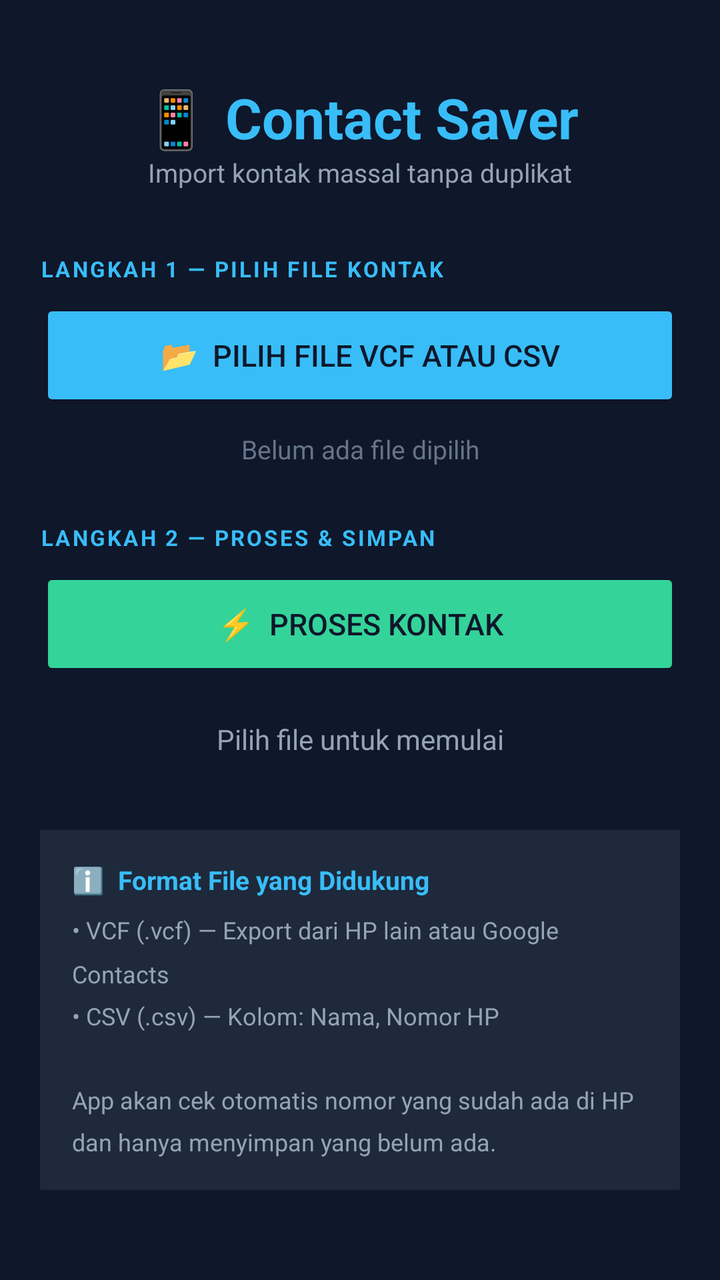
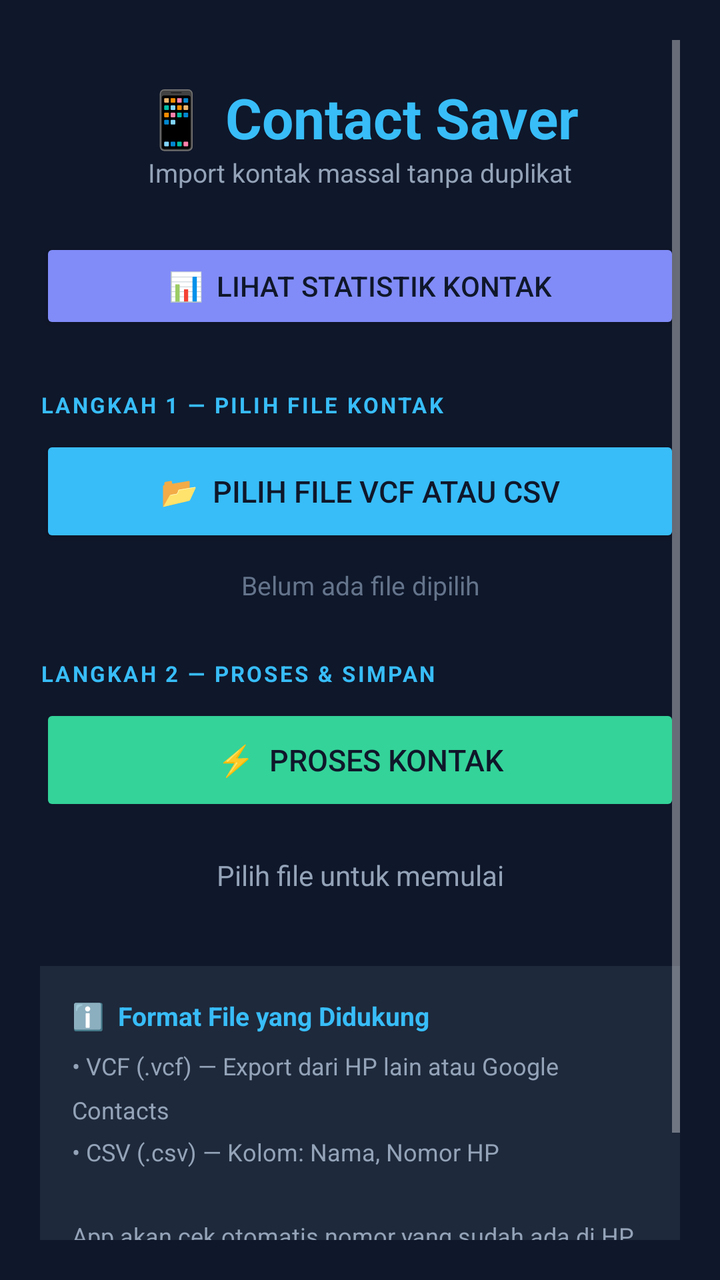

The first picture is an Android layout as it rendered before a commit; the second is the same layout after the commit. The layout source and the unified diff follow.
<!-- AndroidManifest.xml: application theme Theme.AppCompat.NoActionBar -->
<!-- res/layout/activity_main.xml -->
<?xml version="1.0" encoding="utf-8"?>
<ScrollView xmlns:android="http://schemas.android.com/apk/res/android"
    android:layout_width="match_parent"
    android:layout_height="match_parent"
    android:background="#0F172A"
    android:padding="20dp">

    <LinearLayout
        android:layout_width="match_parent"
        android:layout_height="wrap_content"
        android:orientation="vertical"
        android:gravity="center_horizontal">

        
        <TextView
            android:layout_width="wrap_content"
            android:layout_height="wrap_content"
            android:text="📱 Contact Saver"
            android:textSize="28sp"
            android:textColor="#38BDF8"
            android:textStyle="bold"
            android:layout_marginTop="20dp"/>

        <TextView
            android:layout_width="wrap_content"
            android:layout_height="wrap_content"
            android:text="Import kontak massal tanpa duplikat"
            android:textSize="13sp"
            android:textColor="#94A3B8"
            android:layout_marginBottom="32dp"/>

        
        <TextView
            android:layout_width="match_parent"
            android:layout_height="wrap_content"
            android:text="LANGKAH 1 — PILIH FILE KONTAK"
            android:textSize="11sp"
            android:textColor="#38BDF8"
            android:letterSpacing="0.1"
            android:textStyle="bold"
            android:layout_marginBottom="8dp"/>

        <Button
            android:id="@+id/btnPickFile"
            android:layout_width="match_parent"
            android:layout_height="56dp"
            android:text="📂  Pilih File VCF atau CSV"
            android:textSize="15sp"
            android:textColor="#0F172A"
            android:backgroundTint="#38BDF8"
            android:layout_marginBottom="10dp"/>

        <TextView
            android:id="@+id/tvFileName"
            android:layout_width="match_parent"
            android:layout_height="wrap_content"
            android:text="Belum ada file dipilih"
            android:textColor="#64748B"
            android:textSize="13sp"
            android:gravity="center"
            android:layout_marginBottom="28dp"/>

        
        <TextView
            android:layout_width="match_parent"
            android:layout_height="wrap_content"
            android:text="LANGKAH 2 — PROSES &amp; SIMPAN"
            android:textSize="11sp"
            android:textColor="#38BDF8"
            android:letterSpacing="0.1"
            android:textStyle="bold"
            android:layout_marginBottom="8dp"/>

        <Button
            android:id="@+id/btnProcess"
            android:layout_width="match_parent"
            android:layout_height="56dp"
            android:text="⚡  Proses Kontak"
            android:textSize="15sp"
            android:textColor="#0F172A"
            android:backgroundTint="#34D399"
            android:enabled="false"
            android:layout_marginBottom="20dp"/>

        
        <TextView
            android:id="@+id/tvStatus"
            android:layout_width="match_parent"
            android:layout_height="wrap_content"
            android:text="Pilih file untuk memulai"
            android:textColor="#94A3B8"
            android:textSize="14sp"
            android:gravity="center"
            android:layout_marginBottom="12dp"/>

        <ProgressBar
            android:id="@+id/progressBar"
            android:layout_width="wrap_content"
            android:layout_height="wrap_content"
            android:indeterminateTint="#38BDF8"
            android:visibility="gone"
            android:layout_marginBottom="20dp"/>

        
        <LinearLayout
            android:id="@+id/layoutResult"
            android:layout_width="match_parent"
            android:layout_height="wrap_content"
            android:orientation="vertical"
            android:background="#1E293B"
            android:padding="20dp"
            android:visibility="gone">

            <TextView
                android:id="@+id/tvResult"
                android:layout_width="match_parent"
                android:layout_height="wrap_content"
                android:textColor="#E2E8F0"
                android:textSize="14sp"
                android:fontFamily="monospace"
                android:lineSpacingMultiplier="1.6"/>
        </LinearLayout>

        
        <LinearLayout
            android:layout_width="match_parent"
            android:layout_height="wrap_content"
            android:orientation="vertical"
            android:background="#1E293B"
            android:padding="16dp"
            android:layout_marginTop="24dp">

            <TextView
                android:layout_width="wrap_content"
                android:layout_height="wrap_content"
                android:text="ℹ️  Format File yang Didukung"
                android:textColor="#38BDF8"
                android:textSize="13sp"
                android:textStyle="bold"
                android:layout_marginBottom="8dp"/>

            <TextView
                android:layout_width="wrap_content"
                android:layout_height="wrap_content"
                android:text="• VCF (.vcf) — Export dari HP lain atau Google Contacts\n• CSV (.csv) — Kolom: Nama, Nomor HP\n\nApp akan cek otomatis nomor yang sudah ada di HP dan hanya menyimpan yang belum ada."
                android:textColor="#94A3B8"
                android:textSize="12sp"
                android:lineSpacingMultiplier="1.5"/>
        </LinearLayout>

        <View android:layout_height="40dp" android:layout_width="match_parent"/>

    </LinearLayout>
</ScrollView>
<!-- resources referenced by this layout -->
<resources>

</resources>

<!-- the commit's change to res/layout/activity_main.xml (unified diff, before → after) -->
@@ -1,154 +1,305 @@
 <?xml version="1.0" encoding="utf-8"?>
-<ScrollView xmlns:android="http://schemas.android.com/apk/res/android"
+<FrameLayout xmlns:android="http://schemas.android.com/apk/res/android"
     android:layout_width="match_parent"
     android:layout_height="match_parent"
-    android:background="#0F172A"
-    android:padding="20dp">
-
-    <LinearLayout
+    android:background="#0F172A">
+
+    
+    <ScrollView
+        android:id="@+id/layoutMain"
         android:layout_width="match_parent"
-        android:layout_height="wrap_content"
-        android:orientation="vertical"
-        android:gravity="center_horizontal">
-
-        
-        <TextView
-            android:layout_width="wrap_content"
-            android:layout_height="wrap_content"
-            android:text="📱 Contact Saver"
-            android:textSize="28sp"
-            android:textColor="#38BDF8"
-            android:textStyle="bold"
-            android:layout_marginTop="20dp"/>
-
-        <TextView
-            android:layout_width="wrap_content"
-            android:layout_height="wrap_content"
-            android:text="Import kontak massal tanpa duplikat"
-            android:textSize="13sp"
-            android:textColor="#94A3B8"
-            android:layout_marginBottom="32dp"/>
-
-        
-        <TextView
-            android:layout_width="match_parent"
-            android:layout_height="wrap_content"
-            android:text="LANGKAH 1 — PILIH FILE KONTAK"
-            android:textSize="11sp"
-            android:textColor="#38BDF8"
-            android:letterSpacing="0.1"
-            android:textStyle="bold"
-            android:layout_marginBottom="8dp"/>
-
-        <Button
-            android:id="@+id/btnPickFile"
-            android:layout_width="match_parent"
-            android:layout_height="56dp"
-            android:text="📂  Pilih File VCF atau CSV"
-            android:textSize="15sp"
-            android:textColor="#0F172A"
-            android:backgroundTint="#38BDF8"
-            android:layout_marginBottom="10dp"/>
-
-        <TextView
-            android:id="@+id/tvFileName"
-            android:layout_width="match_parent"
-            android:layout_height="wrap_content"
-            android:text="Belum ada file dipilih"
-            android:textColor="#64748B"
-            android:textSize="13sp"
-            android:gravity="center"
-            android:layout_marginBottom="28dp"/>
-
-        
-        <TextView
-            android:layout_width="match_parent"
-            android:layout_height="wrap_content"
-            android:text="LANGKAH 2 — PROSES &amp; SIMPAN"
-            android:textSize="11sp"
-            android:textColor="#38BDF8"
-            android:letterSpacing="0.1"
-            android:textStyle="bold"
-            android:layout_marginBottom="8dp"/>
-
-        <Button
-            android:id="@+id/btnProcess"
-            android:layout_width="match_parent"
-            android:layout_height="56dp"
-            android:text="⚡  Proses Kontak"
-            android:textSize="15sp"
-            android:textColor="#0F172A"
-            android:backgroundTint="#34D399"
-            android:enabled="false"
-            android:layout_marginBottom="20dp"/>
-
-        
-        <TextView
-            android:id="@+id/tvStatus"
-            android:layout_width="match_parent"
-            android:layout_height="wrap_content"
-            android:text="Pilih file untuk memulai"
-            android:textColor="#94A3B8"
-            android:textSize="14sp"
-            android:gravity="center"
-            android:layout_marginBottom="12dp"/>
-
-        <ProgressBar
-            android:id="@+id/progressBar"
-            android:layout_width="wrap_content"
-            android:layout_height="wrap_content"
-            android:indeterminateTint="#38BDF8"
-            android:visibility="gone"
-            android:layout_marginBottom="20dp"/>
-
-        
-        <LinearLayout
-            android:id="@+id/layoutResult"
-            android:layout_width="match_parent"
-            android:layout_height="wrap_content"
-            android:orientation="vertical"
-            android:background="#1E293B"
-            android:padding="20dp"
-            android:visibility="gone">
-
-            <TextView
-                android:id="@+id/tvResult"
-                android:layout_width="match_parent"
-                android:layout_height="wrap_content"
-                android:textColor="#E2E8F0"
-                android:textSize="14sp"
-                android:fontFamily="monospace"
-                android:lineSpacingMultiplier="1.6"/>
-        </LinearLayout>
-
-        
+        android:layout_height="match_parent"
+        android:padding="20dp">
+
         <LinearLayout
             android:layout_width="match_parent"
             android:layout_height="wrap_content"
             android:orientation="vertical"
-            android:background="#1E293B"
-            android:padding="16dp"
-            android:layout_marginTop="24dp">
+            android:gravity="center_horizontal">
 
             <TextView
                 android:layout_width="wrap_content"
                 android:layout_height="wrap_content"
-                android:text="ℹ️  Format File yang Didukung"
+                android:text="📱 Contact Saver"
+                android:textSize="28sp"
                 android:textColor="#38BDF8"
+                android:textStyle="bold"
+                android:layout_marginTop="20dp"/>
+
+            <TextView
+                android:layout_width="wrap_content"
+                android:layout_height="wrap_content"
+                android:text="Import kontak massal tanpa duplikat"
                 android:textSize="13sp"
+                android:textColor="#94A3B8"
+                android:layout_marginBottom="24dp"/>
+
+            
+            <Button
+                android:id="@+id/btnGoStats"
+                android:layout_width="match_parent"
+                android:layout_height="48dp"
+                android:text="📊  Lihat Statistik Kontak"
+                android:textSize="14sp"
+                android:textColor="#0F172A"
+                android:backgroundTint="#818CF8"
+                android:layout_marginBottom="28dp"/>
+
+            <TextView
+                android:layout_width="match_parent"
+                android:layout_height="wrap_content"
+                android:text="LANGKAH 1 — PILIH FILE KONTAK"
+                android:textSize="11sp"
+                android:textColor="#38BDF8"
+                android:letterSpacing="0.1"
                 android:textStyle="bold"
                 android:layout_marginBottom="8dp"/>
 
-            <TextView
+            <Button
+                android:id="@+id/btnPickFile"
+                android:layout_width="match_parent"
+                android:layout_height="56dp"
+                android:text="📂  Pilih File VCF atau CSV"
+                android:textSize="15sp"
+                android:textColor="#0F172A"
+                android:backgroundTint="#38BDF8"
+                android:layout_marginBottom="10dp"/>
+
+            <TextView
+                android:id="@+id/tvFileName"
+                android:layout_width="match_parent"
+                android:layout_height="wrap_content"
+                android:text="Belum ada file dipilih"
+                android:textColor="#64748B"
+                android:textSize="13sp"
+                android:gravity="center"
+                android:layout_marginBottom="28dp"/>
+
+            <TextView
+                android:layout_width="match_parent"
+                android:layout_height="wrap_content"
+                android:text="LANGKAH 2 — PROSES &amp; SIMPAN"
+                android:textSize="11sp"
+                android:textColor="#38BDF8"
+                android:letterSpacing="0.1"
+                android:textStyle="bold"
+                android:layout_marginBottom="8dp"/>
+
+            <Button
+                android:id="@+id/btnProcess"
+                android:layout_width="match_parent"
+                android:layout_height="56dp"
+                android:text="⚡  Proses Kontak"
+                android:textSize="15sp"
+                android:textColor="#0F172A"
+                android:backgroundTint="#34D399"
+                android:enabled="false"
+                android:layout_marginBottom="20dp"/>
+
+            <TextView
+                android:id="@+id/tvStatus"
+                android:layout_width="match_parent"
+                android:layout_height="wrap_content"
+                android:text="Pilih file untuk memulai"
+                android:textColor="#94A3B8"
+                android:textSize="14sp"
+                android:gravity="center"
+                android:layout_marginBottom="12dp"/>
+
+            <ProgressBar
+                android:id="@+id/progressBar"
                 android:layout_width="wrap_content"
                 android:layout_height="wrap_content"
-                android:text="• VCF (.vcf) — Export dari HP lain atau Google Contacts\n• CSV (.csv) — Kolom: Nama, Nomor HP\n\nApp akan cek otomatis nomor yang sudah ada di HP dan hanya menyimpan yang belum ada."
-                android:textColor="#94A3B8"
-                android:textSize="12sp"
-                android:lineSpacingMultiplier="1.5"/>
+                android:indeterminateTint="#38BDF8"
+                android:visibility="gone"
+                android:layout_marginBottom="20dp"/>
+
+            <LinearLayout
+                android:id="@+id/layoutResult"
+                android:layout_width="match_parent"
+                android:layout_height="wrap_content"
+                android:orientation="vertical"
+                android:background="#1E293B"
+                android:padding="20dp"
+                android:visibility="gone">
+
+                <TextView
+                    android:id="@+id/tvResult"
+                    android:layout_width="match_parent"
+                    android:layout_height="wrap_content"
+                    android:textColor="#E2E8F0"
+                    android:textSize="14sp"
+                    android:fontFamily="monospace"
+                    android:lineSpacingMultiplier="1.6"/>
+            </LinearLayout>
+
+            <LinearLayout
+                android:layout_width="match_parent"
+                android:layout_height="wrap_content"
+                android:orientation="vertical"
+                android:background="#1E293B"
+                android:padding="16dp"
+                android:layout_marginTop="24dp">
+
+                <TextView
+                    android:layout_width="wrap_content"
+                    android:layout_height="wrap_content"
+                    android:text="ℹ️  Format File yang Didukung"
+                    android:textColor="#38BDF8"
+                    android:textSize="13sp"
+                    android:textStyle="bold"
+                    android:layout_marginBottom="8dp"/>
+
+                <TextView
+                    android:layout_width="wrap_content"
+                    android:layout_height="wrap_content"
+                    android:text="• VCF (.vcf) — Export dari HP lain atau Google Contacts\n• CSV (.csv) — Kolom: Nama, Nomor HP\n\nApp akan cek otomatis nomor yang sudah ada di HP dan hanya menyimpan yang belum ada."
+                    android:textColor="#94A3B8"
+                    android:textSize="12sp"
+                    android:lineSpacingMultiplier="1.5"/>
+            </LinearLayout>
+
+            <View android:layout_height="40dp" android:layout_width="match_parent"/>
         </LinearLayout>
-
-        <View android:layout_height="40dp" android:layout_width="match_parent"/>
-
-    </LinearLayout>
-</ScrollView>
+    </ScrollView>
+
+    
+    <ScrollView
+        android:id="@+id/layoutStats"
+        android:layout_width="match_parent"
+        android:layout_height="match_parent"
+        android:padding="20dp"
+        android:visibility="gone">
+
+        <LinearLayout
+            android:layout_width="match_parent"
+            android:layout_height="wrap_content"
+            android:orientation="vertical">
+
+            
+            <LinearLayout
+                android:layout_width="match_parent"
+                android:layout_height="wrap_content"
+                android:orientation="horizontal"
+                android:gravity="center_vertical"
+                android:layout_marginTop="20dp"
+                android:layout_marginBottom="20dp">
+
+                <Button
+                    android:id="@+id/btnBackMain"
+                    android:layout_width="wrap_content"
+                    android:layout_height="40dp"
+                    android:text="← Kembali"
+                    android:textSize="12sp"
+                    android:textColor="#0F172A"
+                    android:backgroundTint="#64748B"
+                    android:layout_marginEnd="12dp"/>
+
+                <TextView
+                    android:layout_width="0dp"
+                    android:layout_height="wrap_content"
+                    android:layout_weight="1"
+                    android:text="📊 Statistik Kontak"
+                    android:textSize="22sp"
+                    android:textColor="#38BDF8"
+                    android:textStyle="bold"/>
+            </LinearLayout>
+
+            <ProgressBar
+                android:id="@+id/progressStats"
+                android:layout_width="wrap_content"
+                android:layout_height="wrap_content"
+                android:indeterminateTint="#38BDF8"
+                android:visibility="gone"
+                android:layout_gravity="center"
+                android:layout_marginBottom="16dp"/>
+
+            
+            <LinearLayout
+                android:layout_width="match_parent"
+                android:layout_height="wrap_content"
+                android:orientation="vertical"
+                android:background="#1E293B"
+                android:padding="20dp"
+                android:layout_marginBottom="12dp">
+
+                <TextView
+                    android:id="@+id/tvStatsTotal"
+                    android:layout_width="match_parent"
+                    android:layout_height="wrap_content"
+                    android:text="⏳ Menghitung..."
+                    android:textColor="#E2E8F0"
+                    android:textSize="18sp"
+                    android:textStyle="bold"
+                    android:layout_marginBottom="12dp"/>
+
+                <TextView
+                    android:id="@+id/tvStatsUnique"
+                    android:layout_width="match_parent"
+                    android:layout_height="wrap_content"
+                    android:textColor="#34D399"
+                    android:textSize="16sp"
+                    android:layout_marginBottom="8dp"/>
+
+                <TextView
+                    android:id="@+id/tvStatsDuplicate"
+                    android:layout_width="match_parent"
+                    android:layout_height="wrap_content"
+                    android:textColor="#FB923C"
+                    android:textSize="16sp"/>
+            </LinearLayout>
+
+            
+            <LinearLayout
+                android:layout_width="match_parent"
+                android:layout_height="wrap_content"
+                android:orientation="vertical"
+                android:background="#1E293B"
+                android:padding="20dp"
+                android:layout_marginBottom="20dp">
+
+                <TextView
+                    android:id="@+id/tvStatsSource"
+                    android:layout_width="match_parent"
+                    android:layout_height="wrap_content"
+                    android:textColor="#94A3B8"
+                    android:textSize="14sp"
+                    android:lineSpacingMultiplier="1.6"/>
+            </LinearLayout>
+
+            
+            <TextView
+                android:id="@+id/tvStatsStatus"
+                android:layout_width="match_parent"
+                android:layout_height="wrap_content"
+                android:textColor="#34D399"
+                android:textSize="14sp"
+                android:gravity="center"
+                android:layout_marginBottom="12dp"/>
+
+            
+            <Button
+                android:id="@+id/btnDeleteDuplicates"
+                android:layout_width="match_parent"
+                android:layout_height="56dp"
+                android:text="🗑️  Hapus Semua Duplikat"
+                android:textSize="15sp"
+                android:textColor="#FFFFFF"
+                android:backgroundTint="#EF4444"
+                android:enabled="false"
+                android:layout_marginBottom="8dp"/>
+
+            <TextView
+                android:layout_width="match_parent"
+                android:layout_height="wrap_content"
+                android:text="⚠️ Hapus duplikat dari Google Account akan otomatis sync dan hilang dari server Google."
+                android:textColor="#64748B"
+                android:textSize="11sp"
+                android:gravity="center"
+                android:lineSpacingMultiplier="1.4"
+                android:layout_marginBottom="40dp"/>
+
+        </LinearLayout>
+    </ScrollView>
+
+</FrameLayout>
